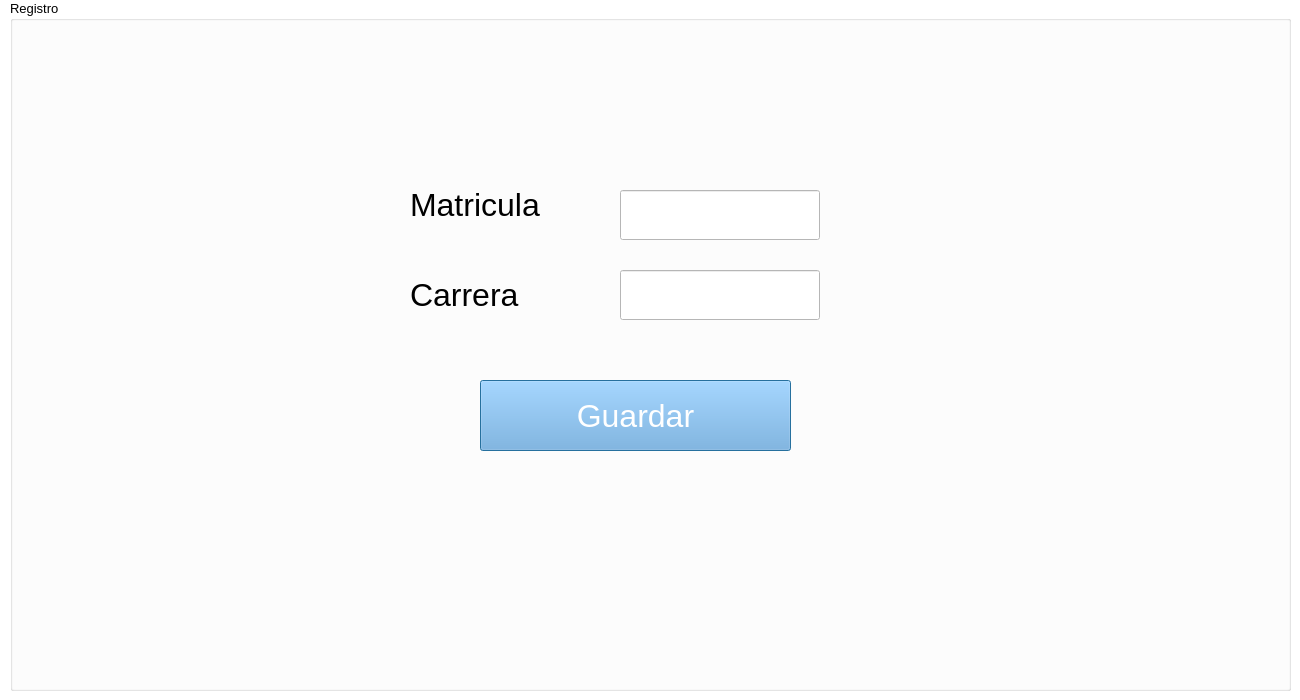
Qt form UserExperience/views/register.ui (ChavezE/smartbooth) before a commit.
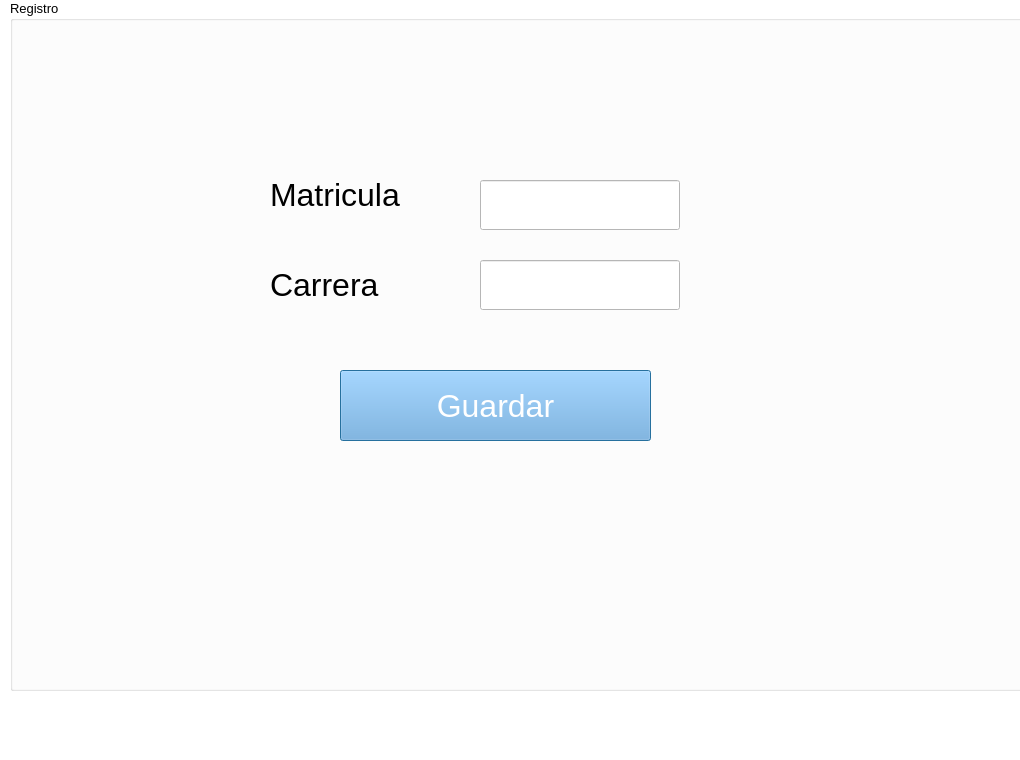
The same form after that commit.

Commit message: mainwindow view, register view, dialog view

```diff
--- a/UserExperience/views/register.ui
+++ b/UserExperience/views/register.ui
@@ -9,8 +9,8 @@
    <rect>
     <x>0</x>
     <y>0</y>
-    <width>1300</width>
-    <height>700</height>
+    <width>1020</width>
+    <height>760</height>
    </rect>
   </property>
   <property name="palette">
@@ -100,8 +100,8 @@
    <widget class="QLineEdit" name="studentId">
     <property name="geometry">
      <rect>
-      <x>610</x>
-      <y>190</y>
+      <x>470</x>
+      <y>180</y>
       <width>200</width>
       <height>50</height>
      </rect>
@@ -115,23 +115,23 @@
    <widget class="QLineEdit" name="carrera">
     <property name="geometry">
      <rect>
-      <x>610</x>
-      <y>270</y>
+      <x>470</x>
+      <y>260</y>
       <width>200</width>
       <height>50</height>
      </rect>
     </property>
     <property name="font">
      <font>
-      <pointsize>10</pointsize>
+      <pointsize>24</pointsize>
      </font>
     </property>
    </widget>
    <widget class="QLabel" name="label">
     <property name="geometry">
      <rect>
-      <x>400</x>
-      <y>170</y>
+      <x>260</x>
+      <y>160</y>
       <width>260</width>
       <height>70</height>
      </rect>
@@ -148,8 +148,8 @@
    <widget class="QLabel" name="label_2">
     <property name="geometry">
      <rect>
-      <x>400</x>
-      <y>260</y>
+      <x>260</x>
+      <y>250</y>
       <width>260</width>
       <height>70</height>
      </rect>
@@ -166,8 +166,8 @@
    <widget class="QPushButton" name="registerButton">
     <property name="geometry">
      <rect>
-      <x>470</x>
-      <y>380</y>
+      <x>330</x>
+      <y>370</y>
       <width>311</width>
       <height>71</height>
      </rect>
@@ -340,8 +340,8 @@
    <widget class="QLabel" name="mat_error">
     <property name="geometry">
      <rect>
-      <x>640</x>
-      <y>250</y>
+      <x>500</x>
+      <y>240</y>
       <width>121</width>
       <height>17</height>
      </rect>
@@ -427,8 +427,8 @@
    <widget class="QLabel" name="car_error">
     <property name="geometry">
      <rect>
-      <x>650</x>
-      <y>340</y>
+      <x>510</x>
+      <y>330</y>
       <width>121</width>
       <height>17</height>
      </rect>
```
The commit also changes 2 other files.
